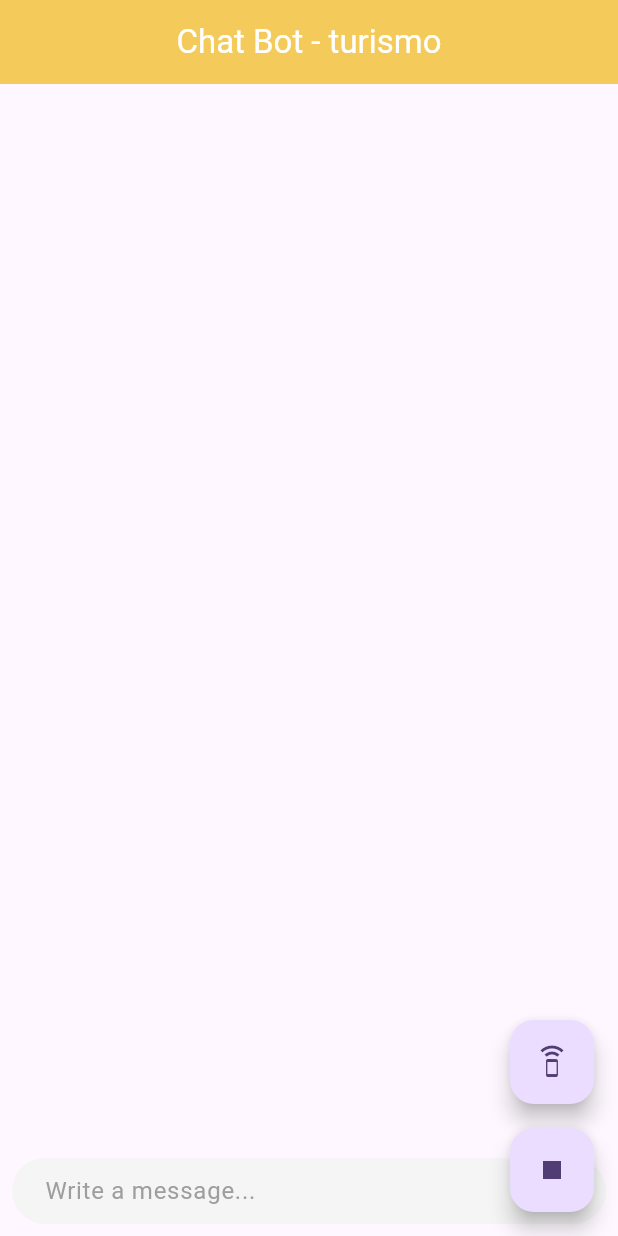
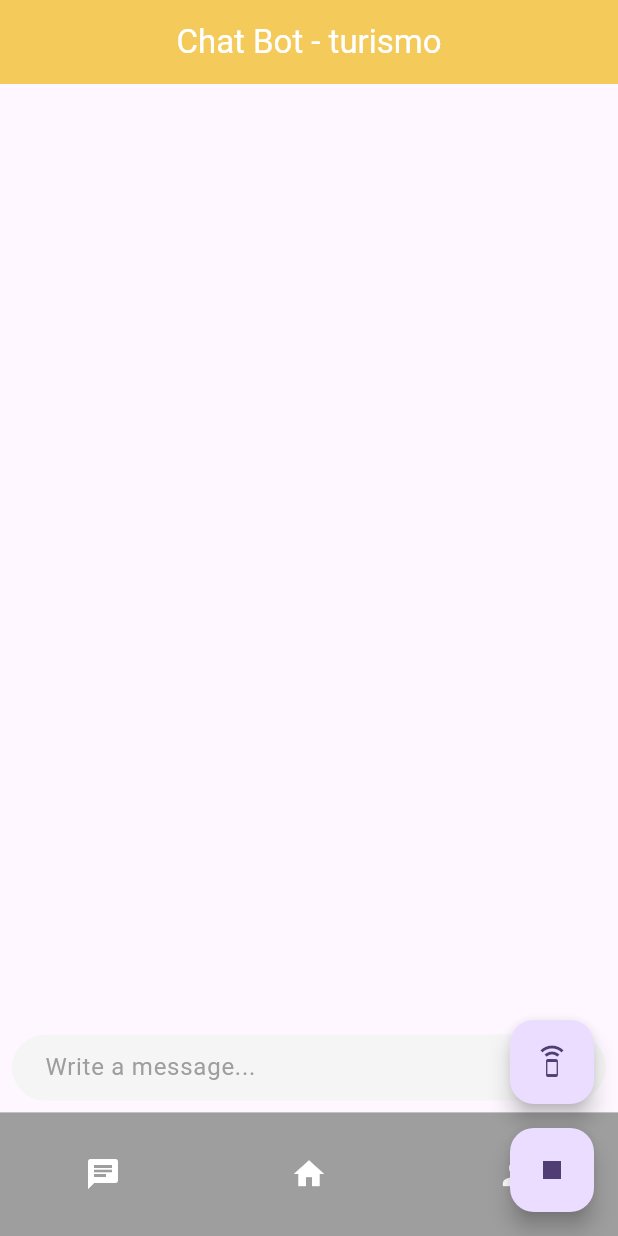
Before and after one commit to Dereckemgm/chatbot, a Flutter app: the screen it shows after launch, on a phone screen of 412 x 824 dp. Run offline on Flutter 3.47's test engine with Material 3 defaults, Android fonts, the phone set to English and light mode, and no system bars; drawn by our look-alikes of dash_chat_2; our stand-ins replace flutter_riverpod, flutter_tts; network calls fail; statements that could not run were skipped.

Commit message:
Vistas de home y perfil

```diff
--- a/lib/ui/pages/chatbot/views/mybot_view.dart
+++ b/lib/ui/pages/chatbot/views/mybot_view.dart
@@ -3,6 +3,8 @@ import 'package:chat_gpt/ui/providers/providers.dart';
 import 'package:dash_chat_2/dash_chat_2.dart';
 import 'package:flutter/material.dart';
 import 'package:flutter_riverpod/flutter_riverpod.dart';
+import 'home_view.dart'; // Importa la vista de Home
+import 'profile_view.dart'; // Importa la vista de Perfil
 import 'package:flutter_tts/flutter_tts.dart';
 import 'package:http/http.dart' as http;
 import 'dart:convert';
@@ -19,6 +21,7 @@ class ChatBot extends ConsumerStatefulWidget {
 
 class _ChatBotState extends ConsumerState<ChatBot> {
 
+  int _selectedIndex = 0;  // Variable para almacenar el índice de la vista seleccionada
   final FlutterTts _flutterTts = FlutterTts();
   List<Map> _voices = [];
   Map? _currentVoice;
@@ -29,6 +32,20 @@ class _ChatBotState extends ConsumerState<ChatBot> {
   List<ChatMessage> allMassages = [];
   List<ChatUser> typing = [];
   late final ChatbotController controller; //late, lo que se dice es que espere a que se le asignen datos
+
+  // Lista de las vistas a mostrar en el cuerpo del Scaffold
+  static List<Widget> _pages = <Widget>[
+    ChatBot(),  // Aquí va tu vista de ChatBot
+    HomeView(),     // Vista de Home
+    ProfileView(),  // Vista de Perfil
+  ];
+
+// Función para manejar el cambio de pestañas en el BottomNavigationBar
+  void _onItemTapped(int index) {
+    setState(() {
+      _selectedIndex = index;
+    });
+  }
 
   @override
   void initState() {
@@ -129,10 +146,14 @@ Widget build(BuildContext context) {
       centerTitle: true,
     ),
     body: SafeArea(
+      child: Column(
+        children: [
+          Expanded(
             child: SizedBox(
-        height: size.height,
+              height: size.height * 0.9, // Ocupa el 90% de la altura
               width: size.width,
-        child: DashChat(
+              child: _selectedIndex == 0
+                ? DashChat(
                     inputOptions: const InputOptions(
                       sendOnEnter: true,
                       cursorStyle: CursorStyle(color: Colors.black),
@@ -148,9 +169,45 @@ Widget build(BuildContext context) {
                     currentUser: controller.usuario,
                     onSend: getDataMessage,
                     messages: stateController.mensajeEnv,
+                  )
+                : _pages[_selectedIndex], // Muestra la vista correspondiente si no es el chat
             ),
           ),
+          Container(
+            height: size.height * 0.1, // Ocupa el 10% de la altura
+            width: size.width,
+            color: Colors.grey, // Cambia el color según lo que necesites
+            child: Row(
+              mainAxisAlignment: MainAxisAlignment.spaceAround, // Distribuye los botones de manera uniforme
+              children: [
+                IconButton(
+                  icon: const Icon(Icons.chat),
+                  color: Colors.white,
+                  onPressed: () {
+                    _onItemTapped(0); // Cambia a la vista de chat
+                  },
                 ),
+                IconButton(
+                  icon: const Icon(Icons.home),
+                  color: Colors.white,
+                  onPressed: () {
+                    _onItemTapped(1); // Cambia a la vista de home
+                  },
+                ),
+                IconButton(
+                  icon: const Icon(Icons.person),
+                  color: Colors.white,
+                  onPressed: () {
+                    _onItemTapped(2); // Cambia a la vista de perfil
+                  },
+                ),
+              ],
+            ),
+          ),
+        ],
+      ),
+    ),
+
     floatingActionButton: Column(
       mainAxisAlignment: MainAxisAlignment.end,
       crossAxisAlignment: CrossAxisAlignment.end,
```
Also changed, not shown: lib/ui/pages/chatbot/views/home_view.dart (added, +15 -0 lines), lib/ui/pages/chatbot/views/profile_view.dart (added, +15 -0 lines). Lines whose indentation alone changed are shown as unchanged.
